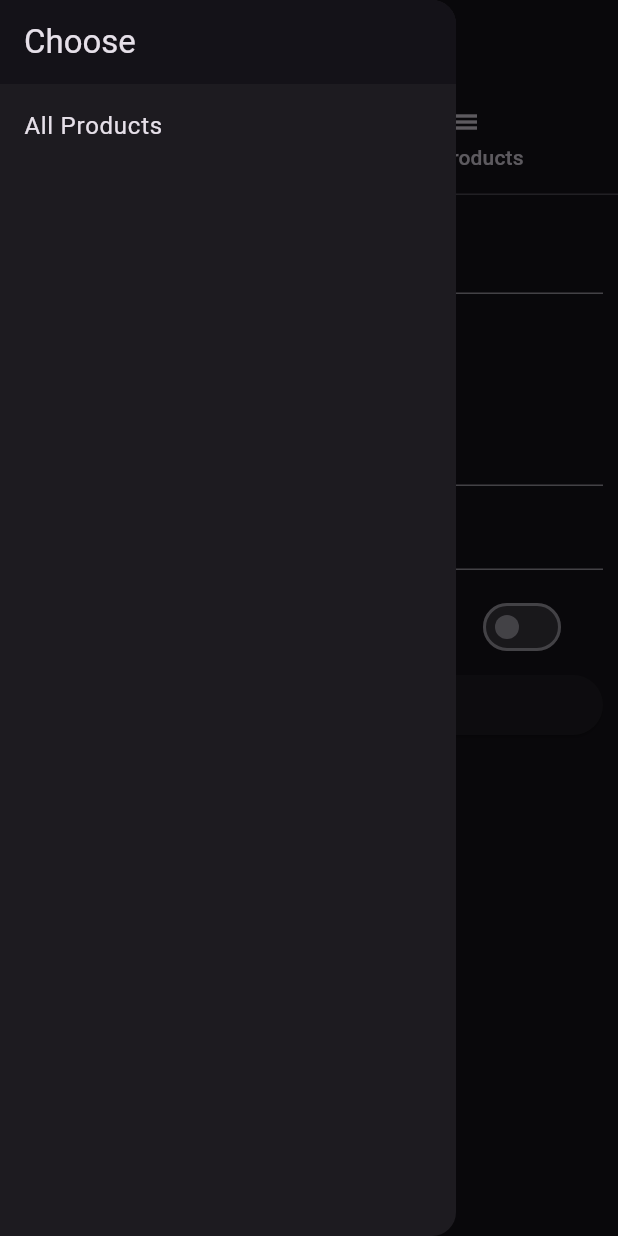
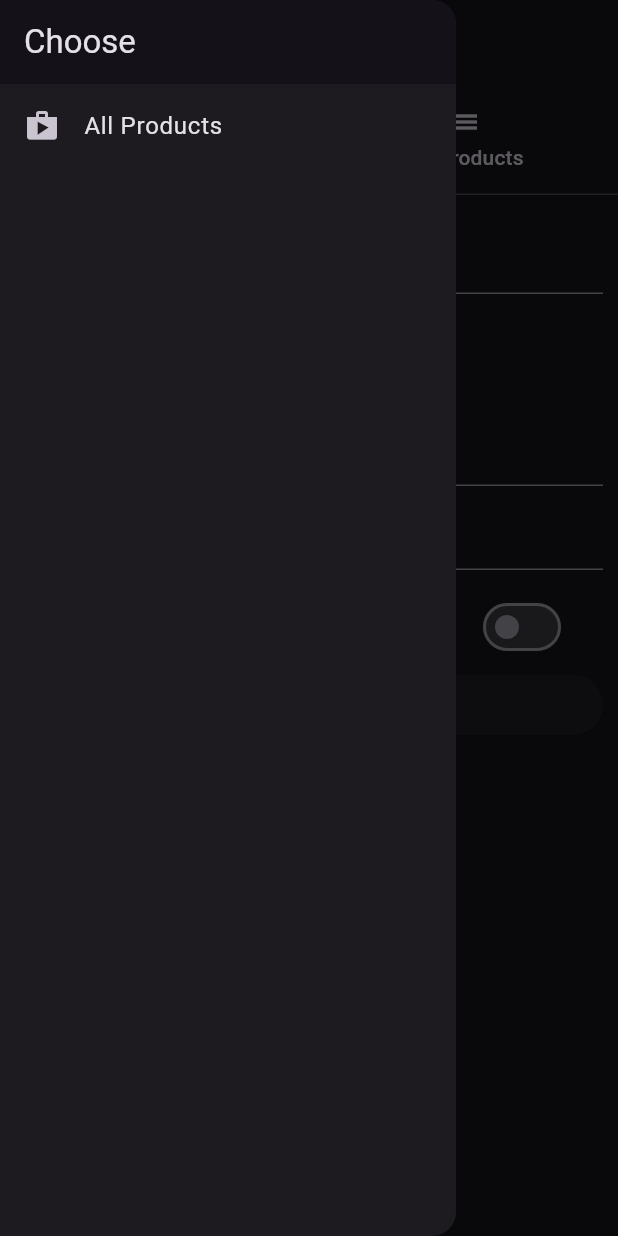
Before and after one commit to Ryanhustler420/first_app, a Flutter app: the AdminPage screen opened by its route, with the side drawer open, on a phone screen of 412 x 824 dp. Run offline on Flutter 3.47's test engine with Material 3 defaults, Android fonts, the phone set to English and light mode, and no system bars.

Commit message:
added icon to drawer

```diff
--- a/lib/pages/admin.dart
+++ b/lib/pages/admin.dart
@@ -4,7 +4,8 @@ import 'package:flutter/material.dart';
 
 class AdminPage extends StatelessWidget {
   final Function addProduct, deleteProduct;
-  const AdminPage({required this.addProduct, required this.deleteProduct, super.key});
+  const AdminPage(
+      {required this.addProduct, required this.deleteProduct, super.key});
 
   @override
   Widget build(BuildContext context) {
@@ -19,6 +20,7 @@ class AdminPage extends StatelessWidget {
                 title: const Text("Choose"),
               ),
               ListTile(
+                leading: const Icon(Icons.shop),
                 title: const Text("All Products"),
                 onTap: () {
                   Navigator.pushReplacementNamed(context, "/");
--- a/lib/pages/home.dart
+++ b/lib/pages/home.dart
@@ -17,6 +17,7 @@ class HomePage extends StatelessWidget {
               title: const Text("Choose"),
             ),
             ListTile(
+              leading: const Icon(Icons.edit),
               title: const Text("Manage Products"),
               onTap: () {
                 Navigator.pushReplacementNamed(context, '/admin');
```
